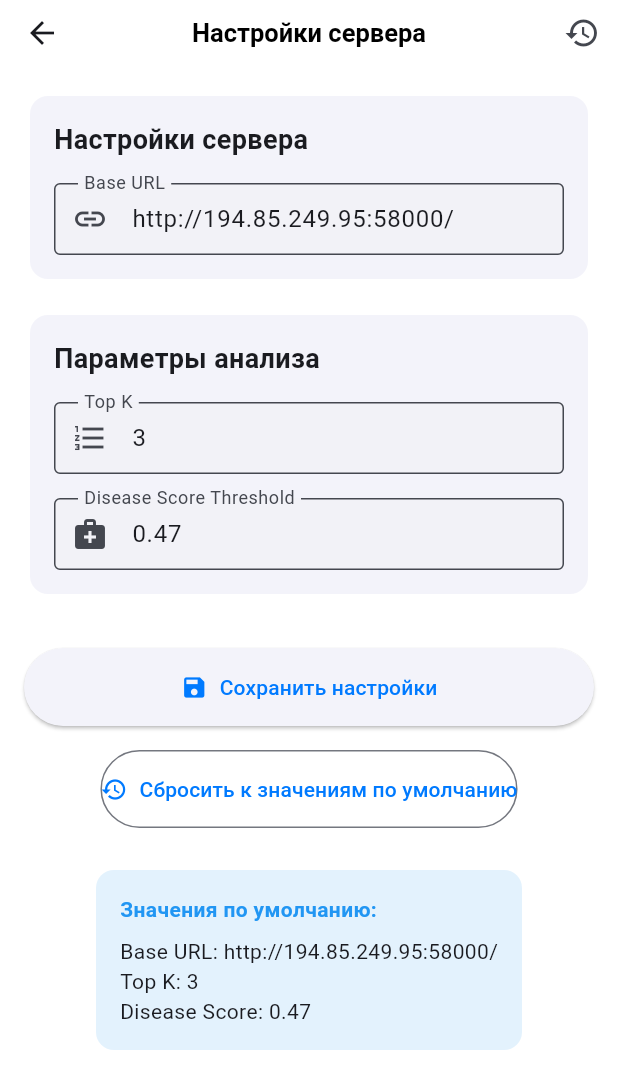
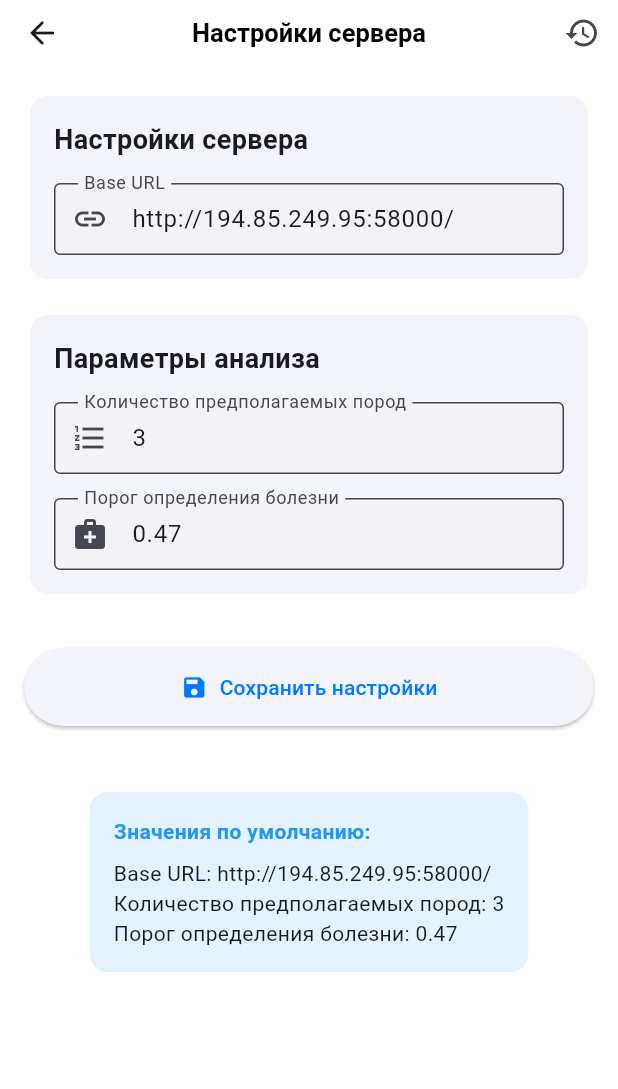
Before and after one commit to AdequacyOFF/sick_trees, a Flutter app: the SettingsScreen screen opened directly, on a phone screen of 412 x 824 dp. Shown: the top 1089 px of the screen. Run offline on Flutter 3.47's test engine with Material 3 defaults, Android fonts, the phone set to English and light mode, and no system bars; our stand-ins replace camera, dio, geolocator, image_picker, shared_preferences; missing offline and left inert: google_mlkit_image_labeling, yandex_maps_mapkit; accounts and stored records are empty.

```diff
--- a/lib/screens/map_screen.dart
+++ b/lib/screens/map_screen.dart
@@ -1,6 +1,7 @@
 import 'dart:io';
+import 'dart:developer';
 import 'package:flutter/material.dart';
-import'dart:developer';
+
 // Яндекс карта
 import 'package:yandex_maps_mapkit/yandex_map.dart';
 // Типы SDK: Point, MapWindow, IconStyle и т.д.
--- a/lib/screens/settings_screen.dart
+++ b/lib/screens/settings_screen.dart
@@ -203,8 +203,8 @@ class _SettingsScreenState extends State<SettingsScreen> {
                     TextField(
                       controller: _topKController,
                       decoration: const InputDecoration(
-                        labelText: 'Top K',
-                        hintText: 'Количество вариантов видов деревьев (1-10)',
+                        labelText: 'Количество предполагаемых пород',
+                        hintText: '1 - 5',
                         border: OutlineInputBorder(),
                         prefixIcon: Icon(Icons.format_list_numbered),
                       ),
@@ -216,8 +216,8 @@ class _SettingsScreenState extends State<SettingsScreen> {
                     TextField(
                       controller: _diseaseScoreController,
                       decoration: const InputDecoration(
-                        labelText: 'Disease Score Threshold',
-                        hintText: 'Порог вероятности для заболеваний (0.0-1.0)',
+                        labelText: 'Порог определения болезни',
+                        hintText: '0.0 - 1.0',
                         border: OutlineInputBorder(),
                         prefixIcon: Icon(Icons.medical_services),
                       ),
@@ -248,15 +248,6 @@ class _SettingsScreenState extends State<SettingsScreen> {
 
             const SizedBox(height: 16),
 
-            OutlinedButton.icon(
-              onPressed: _resetToDefaults,
-              icon: const Icon(Icons.restore),
-              label: const Text('Сбросить к значениям по умолчанию'),
-              style: OutlinedButton.styleFrom(
-                padding: const EdgeInsets.symmetric(vertical: 16),
-              ),
-            ),
-
             // Текущие значения по умолчанию
             const SizedBox(height: 24),
             Card(
@@ -275,8 +266,8 @@ class _SettingsScreenState extends State<SettingsScreen> {
                     ),
                     SizedBox(height: 8),
                     Text('Base URL: http://194.85.249.95:58000/'),
-                    Text('Top K: 3'),
-                    Text('Disease Score: 0.47'),
+                    Text('Количество предполагаемых пород: 3'),
+                    Text('Порог определения болезни: 0.47'),
                   ],
                 ),
               ),
```
Also changed, not shown: lib/screens/location_picker_screen.dart (+33 -15 lines).
